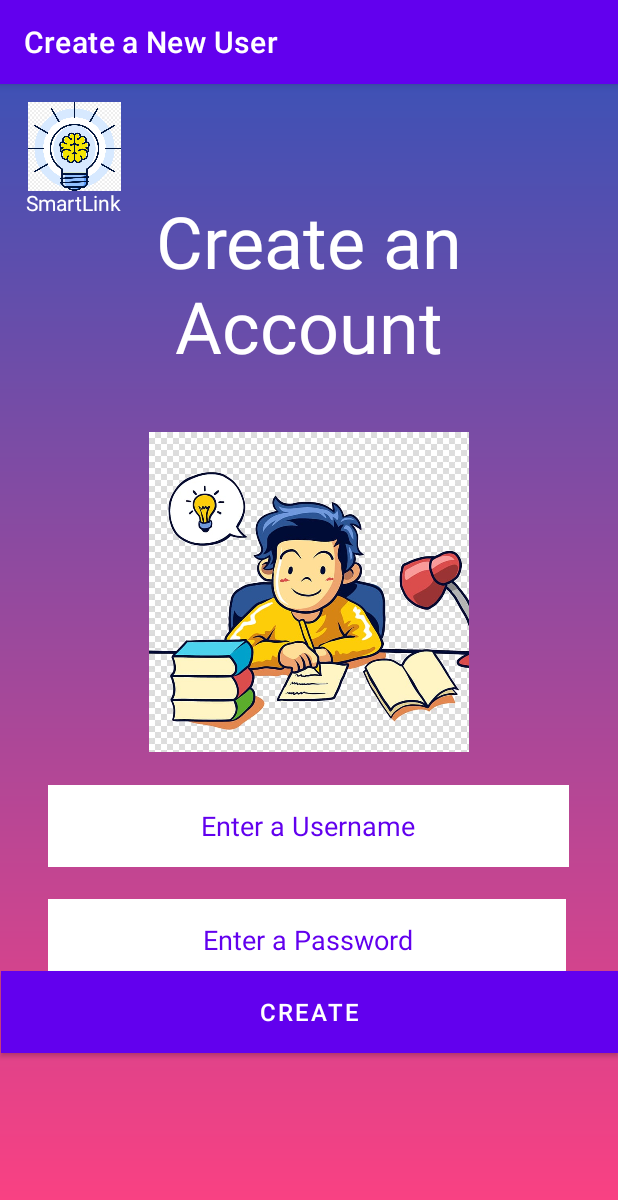
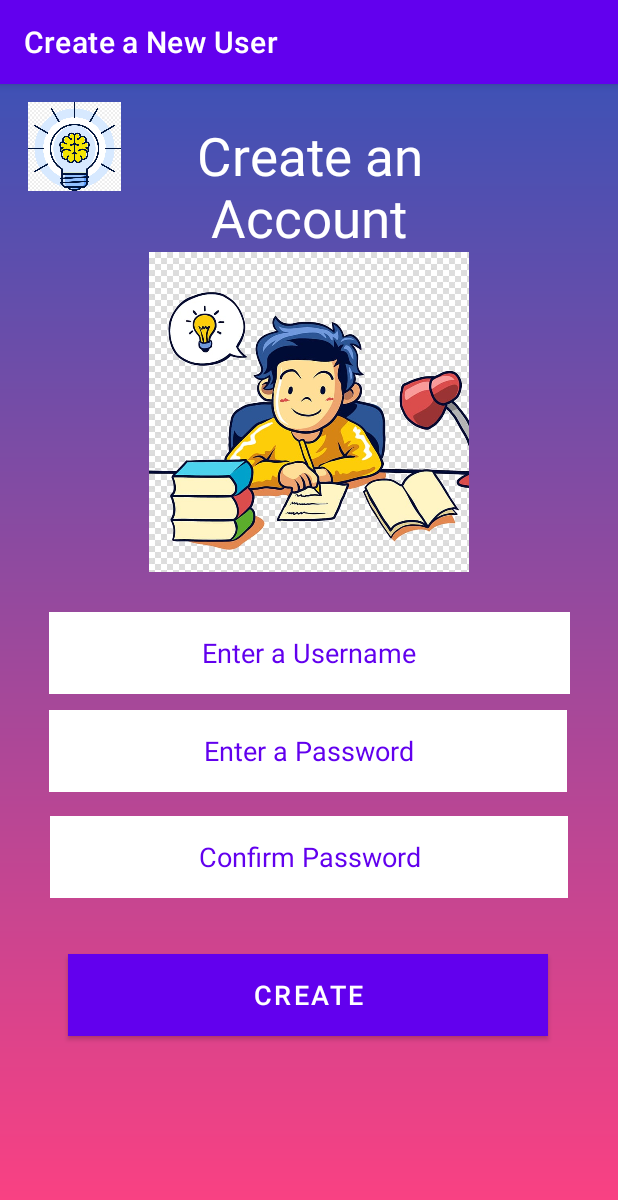
Before and after one commit to aleksandarMilos/FinalProject, an Android app: the CreateUserActivity screen opened directly, with no data from a screen before it, on a phone screen of 412 x 824 dp. Shown: the top 1200 px of the screen. Run offline under Robolectric (Android 15) with nearby library versions, the phone set to English and light mode, and no system bars.

Commit message:
Created Re enter pass, also checks if passwords match. also did the required XML updates for it.

```diff
--- a/app/src/main/java/com/example/finalproject/CreateUserActivity.java
+++ b/app/src/main/java/com/example/finalproject/CreateUserActivity.java
@@ -13,6 +13,7 @@ public class CreateUserActivity extends AppCompatActivity {
 
     private EditText usernameEditText;
     private EditText passwordEditText;
+    private EditText reEnterPasswordEditText;
 
     @Override
     protected void onCreate(Bundle savedInstanceState) {
@@ -22,30 +23,19 @@ public class CreateUserActivity extends AppCompatActivity {
         // Get references to the EditText fields
         usernameEditText = findViewById(R.id.user_Name);
         passwordEditText = findViewById(R.id.user_Password);
-
-        //TODO Maybe we have TWO passwordEditText, so that the user has to enter the same password twice, like most create account things on websites, app etc.
-        // E.g. basically just a couple of extra lines, where one of them will be (passwordEditText1.getText().toString() == passwordEditText2.getText().toString())
-
-        //TODO Maybe we'll have an exit button (say they don't want to actually create an account) and this'll redirect you back to the MainActivity login page
-        // Probably don't need this, as I think Android user's nowadays are used to swiping back (or pressing the back button) if they want to exit or go back from a specific part of the app
-
-        //This is if they failed to create a new user (aka the User with that Username already exists)
-        Intent intent_fromSecond = getIntent();
-        boolean existingUser = intent_fromSecond.getBooleanExtra("existingUser", false);
-        if (existingUser == true){
-            Toast.makeText(this, "User already Exists! Please try again.", Toast.LENGTH_SHORT).show();
-        }
+        reEnterPasswordEditText = findViewById(R.id.user_Password2);
 
         // Set up the button to create the user account
-        Button createAccountButton = findViewById(R.id.buttonCreate);
+        Button createAccountButton = findViewById(R.id.create_button);
         createAccountButton.setOnClickListener(new View.OnClickListener() {
             @Override
             public void onClick(View v) {
                 String username = usernameEditText.getText().toString();
                 String password = passwordEditText.getText().toString();
+                String reEnterPassword = reEnterPasswordEditText.getText().toString();
 
                 // Check if the username and password are valid
-                if (isValidUsername(username) && isValidPassword(password)) {
+                if (isValidUsername(username) && isValidPassword(password) && isMatchedPassword(password, reEnterPassword)) {
 
                     // After creating the user account, we go directly to the SecondActivity
                     Intent intent = new Intent(CreateUserActivity.this, SecondActivityCourse.class);
@@ -56,8 +46,6 @@ public class CreateUserActivity extends AppCompatActivity {
                     finish();
                 } else {
                     // Show an error message
-                    //TODO ~Thomson, I see that you specified the length to be at least 8. Maybe we do a specialized message so that the User knows it has to be of length 8
-                    // Or display it somewhere on the UI, could be simply in the "hint" of the password UI
                     Toast.makeText(CreateUserActivity.this, "Invalid username or password. Please try again.", Toast.LENGTH_SHORT).show();
                 }
             }
@@ -65,12 +53,17 @@ public class CreateUserActivity extends AppCompatActivity {
     }
 
     private boolean isValidUsername(String username) {
-        // TODO: Implement your own validation logic for the username
+        // Implement your own validation logic for the username
         return !username.isEmpty();
     }
 
     private boolean isValidPassword(String password) {
-        // TODO: Implement your own validation logic for the password
+        // Implement your own validation logic for the password
         return password.length() >= 8;
     }
+
+    private boolean isMatchedPassword(String password, String reEnterPassword) {
+        // Implement your own validation logic for the re-entered password
+        return password.equals(reEnterPassword);
+    }
 }
--- a/app/src/main/res/layout/activity_create.xml
+++ b/app/src/main/res/layout/activity_create.xml
@@ -5,7 +5,6 @@
     android:layout_width="match_parent"
     android:layout_height="match_parent"
     android:background="@drawable/gradient_background">
-
 
     <ImageView
         android:id="@+id/imageView5"
@@ -16,6 +15,8 @@
         app:layout_constraintTop_toTopOf="parent"
         app:srcCompat="@drawable/brain_logo" />
 
+    <!-- Register Button -->
+
     <ImageView
         android:id="@+id/imageView4"
         android:layout_width="213dp"
@@ -24,16 +25,32 @@
         app:layout_constraintEnd_toEndOf="parent"
         app:layout_constraintStart_toStartOf="parent"
         app:layout_constraintTop_toTopOf="parent"
-        app:layout_constraintVertical_bias="0.4"
+        app:layout_constraintVertical_bias="0.134"
         app:srcCompat="@drawable/studying" />
+
+    <TextView
+        android:id="@+id/textView3"
+        android:layout_width="195dp"
+        android:layout_height="127dp"
+        android:layout_marginTop="24dp"
+        android:text="Create an Account"
+        android:textAlignment="center"
+        android:textAppearance="@style/Theme.FinalProject"
+        android:textColor="@color/white"
+        android:textSize="35sp"
+        app:layout_constraintEnd_toEndOf="parent"
+        app:layout_constraintStart_toStartOf="parent"
+        app:layout_constraintTop_toTopOf="parent" />
+
+    <!-- Login Button -->
 
     <EditText
         android:id="@+id/user_Name"
         android:layout_width="347dp"
         android:layout_height="wrap_content"
         android:layout_marginStart="32dp"
-        android:layout_marginTop="449dp"
-        android:layout_marginBottom="228dp"
+        android:layout_marginTop="352dp"
+        android:layout_marginEnd="32dp"
         android:background="@android:drawable/bottom_bar"
         android:backgroundTint="@color/white"
         android:ems="10"
@@ -41,7 +58,7 @@
         android:inputType="textPersonName"
         android:textAlignment="center"
         android:textColorHint="@color/purple_500"
-        app:layout_constraintBottom_toBottomOf="parent"
+        app:layout_constraintEnd_toEndOf="parent"
         app:layout_constraintStart_toStartOf="parent"
         app:layout_constraintTop_toTopOf="parent" />
 
@@ -50,8 +67,8 @@
         android:layout_width="345dp"
         android:layout_height="wrap_content"
         android:layout_marginStart="32dp"
-        android:layout_marginTop="525dp"
-        android:layout_marginBottom="152dp"
+        android:layout_marginTop="417dp"
+        android:layout_marginEnd="34dp"
         android:background="@android:drawable/bottom_bar"
         android:backgroundTint="@color/white"
         android:ems="10"
@@ -59,45 +76,42 @@
         android:inputType="textPassword"
         android:textAlignment="center"
         android:textColorHint="@color/purple_500"
-        app:layout_constraintBottom_toBottomOf="parent"
+        app:layout_constraintEnd_toEndOf="parent"
+        app:layout_constraintStart_toStartOf="parent"
+        app:layout_constraintTop_toTopOf="parent" />
+
+    <EditText
+        android:id="@+id/user_Password2"
+        android:layout_width="345dp"
+        android:layout_height="wrap_content"
+        android:layout_marginStart="33dp"
+        android:layout_marginTop="488dp"
+        android:layout_marginEnd="33dp"
+        android:background="@android:drawable/bottom_bar"
+        android:backgroundTint="@color/white"
+        android:ems="10"
+        android:hint="Confirm Password"
+        android:inputType="textPassword"
+        android:textAlignment="center"
+        android:textColorHint="@color/purple_500"
+        android:textSize="18sp"
+        app:layout_constraintEnd_toEndOf="parent"
         app:layout_constraintStart_toStartOf="parent"
         app:layout_constraintTop_toTopOf="parent" />
 
     <Button
-        android:id="@+id/buttonCreate"
-        android:layout_width="411dp"
+        android:id="@+id/create_button"
+        android:layout_width="wrap_content"
         android:layout_height="wrap_content"
-        android:layout_marginTop="591dp"
+        android:layout_marginTop="580dp"
         android:background="@android:drawable/bottom_bar"
-        android:text="Create"
+        android:text="CREATE"
         android:textColor="@android:color/white"
-        android:textSize="16sp"
+        android:textSize="18sp"
         app:layout_constraintEnd_toEndOf="parent"
+        app:layout_constraintHorizontal_bias="0.494"
         app:layout_constraintStart_toStartOf="parent"
         app:layout_constraintTop_toTopOf="parent" />
 
-    <TextView
-        android:id="@+id/textView3"
-        android:layout_width="259dp"
-        android:layout_height="146dp"
-        android:layout_marginTop="72dp"
-        android:text="Create an Account"
-        android:textAlignment="center"
-        android:textAppearance="@style/Theme.FinalProject"
-        android:textColor="@color/white"
-        android:textSize="48sp"
-        app:layout_constraintEnd_toEndOf="parent"
-        app:layout_constraintStart_toStartOf="parent"
-        app:layout_constraintTop_toTopOf="parent" />
 
-    <TextView
-        android:id="@+id/textView4"
-        android:layout_width="wrap_content"
-        android:layout_height="wrap_content"
-        android:layout_marginStart="17dp"
-        android:layout_marginTop="69dp"
-        android:text="SmartLink"
-        android:textColor="@color/white"
-        app:layout_constraintStart_toStartOf="parent"
-        app:layout_constraintTop_toTopOf="parent" />
 </androidx.constraintlayout.widget.ConstraintLayout>
--- a/app/src/main/res/layout/activity_main.xml
+++ b/app/src/main/res/layout/activity_main.xml
@@ -88,11 +88,16 @@
         android:id="@+id/imageView"
         android:layout_width="116dp"
         android:layout_height="158dp"
+        android:layout_marginStart="146dp"
         android:layout_marginTop="16dp"
+        android:layout_marginEnd="75dp"
+        android:layout_marginBottom="557dp"
+        app:layout_constraintBottom_toBottomOf="parent"
         app:layout_constraintEnd_toEndOf="parent"
-        app:layout_constraintHorizontal_bias="0.494"
+        app:layout_constraintHorizontal_bias="0.013"
         app:layout_constraintStart_toStartOf="parent"
         app:layout_constraintTop_toTopOf="parent"
+        app:layout_constraintVertical_bias="0.0"
         app:srcCompat="@drawable/brain_logo" />
 
     <TextView
```
